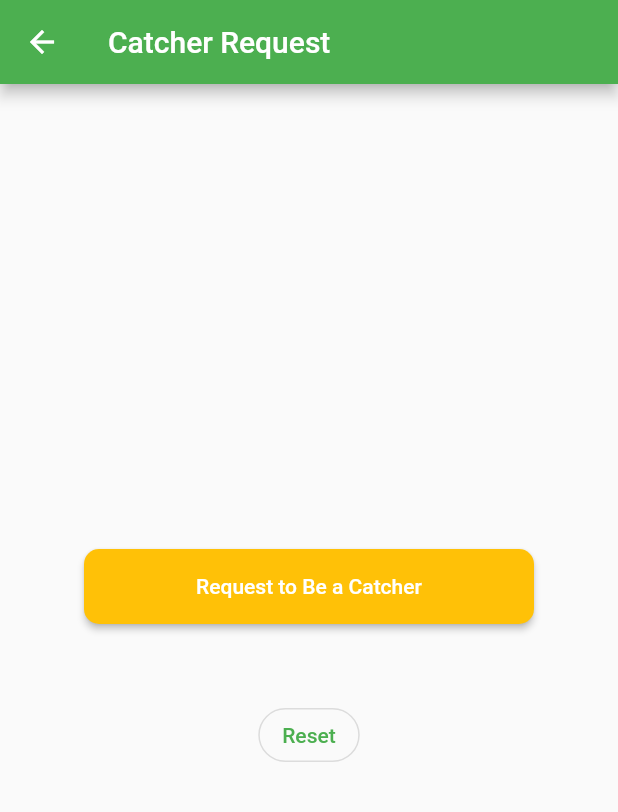
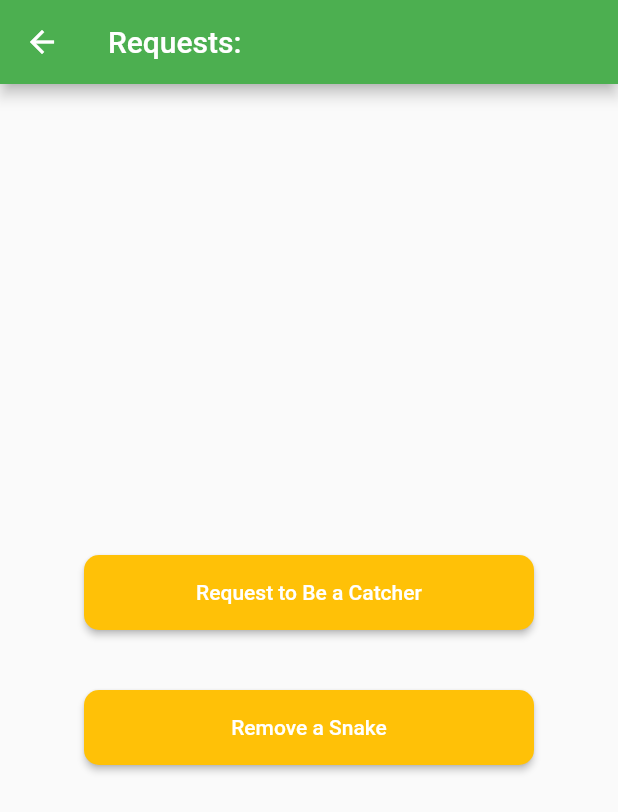
Before and after one commit to DushanthaOlinda/VenomVerseApp, a Flutter app: the CatcherRequest screen opened directly, on a phone screen of 412 x 824 dp. Shown: the top 812 px of the screen. Run offline on Flutter 3.47's test engine with Material 2 defaults, Android fonts, the light colour scheme and no system bars; drawn by our look-alikes of rounded_loading_button; our stand-ins replace animated_bottom_navigation_bar, camera, flutter_login, image_picker, rflutter_alert; missing offline and left inert: app_bar_with_search_switch, flutter_credit_card_new, group_list_view, horizontal_card_pager, profile, stacked_notification_cards.

Commit message:
second button added

```diff
--- a/lib/screens/pages/catcher/catcher_request.dart
+++ b/lib/screens/pages/catcher/catcher_request.dart
@@ -23,7 +23,7 @@ class CatcherRequestState extends State<CatcherRequest> {
   Widget build(BuildContext context) {
     return Scaffold(
       appBar: AppBar(
-        title: const Text('Catcher Request'),
+        title: const Text('Requests:'),
       ),
       body: Center(
         child: Column(
@@ -43,18 +43,22 @@ class CatcherRequestState extends State<CatcherRequest> {
               ),
             ),
             const SizedBox(
-              height: 50,
+              height: 40,
             ),
-            OutlinedButton(
-              style: ButtonStyle(
-                shape: MaterialStateProperty.all(RoundedRectangleBorder(
-                  borderRadius: BorderRadius.circular(30),
-                )),
+            RoundedLoadingButton(
+              color: Colors.amber,
+              successColor: Colors.amber,
+              controller: RoundedLoadingButtonController(),
+              onPressed: () {
+                // Add your button onPressed logic
+              },
+              valueColor: Colors.black,
+              borderRadius: 10,
+              child: const Text(
+                'Remove a Snake',
+                style: TextStyle(color: Colors.white),
+                textAlign: TextAlign.center,
               ),
-              onPressed: () {
-                _btnController2.reset();
-              },
-              child: const Text('Reset'),
             ),
           ],
         ),
--- a/lib/screens/pages/learn_page.dart
+++ b/lib/screens/pages/learn_page.dart
@@ -6,7 +6,7 @@ import 'package:horizontal_card_pager/card_item.dart';
 import 'catcher/catcher_request.dart';
 
 class LearnPage extends StatefulWidget {
-  LearnPage({Key? key}) : super(key: key);
+  const LearnPage({Key? key}) : super(key: key);
 
   @override
   State<LearnPage> createState() => _LearnPageState();
```
